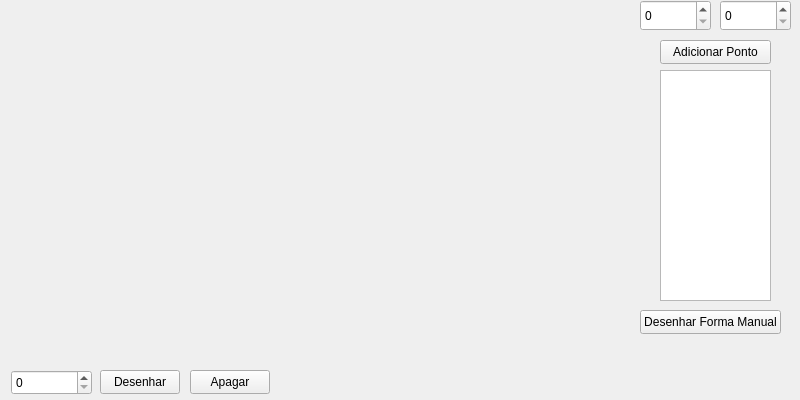
Qt form mainwindow.ui (PauloHenriqueMedeiros/ComputacaoGrafica) before a commit.
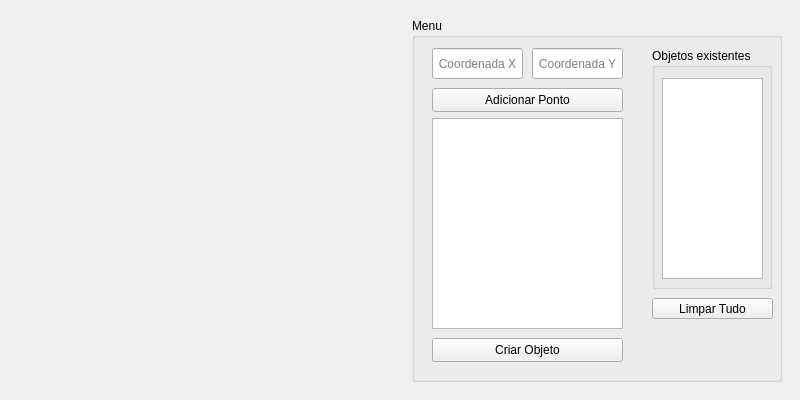
The same form after that commit.

Diff of the .ui file:
```diff
--- a/mainwindow.ui
+++ b/mainwindow.ui
@@ -2,6 +2,9 @@
 <ui version="4.0">
  <class>MainWindow</class>
  <widget class="QMainWindow" name="MainWindow">
+  <property name="enabled">
+   <bool>true</bool>
+  </property>
   <property name="geometry">
    <rect>
     <x>0</x>
@@ -14,104 +17,135 @@
    <string>MainWindow</string>
   </property>
   <widget class="QWidget" name="centralwidget">
-   <widget class="QSpinBox" name="spinBox_lados">
-    <property name="geometry">
-     <rect>
-      <x>11</x>
-      <y>370</y>
-      <width>81</width>
-      <height>25</height>
-     </rect>
-    </property>
-   </widget>
-   <widget class="QPushButton" name="pushButton_desenhar">
-    <property name="geometry">
-     <rect>
-      <x>100</x>
-      <y>370</y>
-      <width>80</width>
-      <height>24</height>
-     </rect>
-    </property>
-    <property name="text">
-     <string>Desenhar</string>
-    </property>
-   </widget>
-   <widget class="QPushButton" name="pushButton_apagar">
-    <property name="geometry">
-     <rect>
-      <x>190</x>
-      <y>370</y>
-      <width>80</width>
-      <height>24</height>
-     </rect>
-    </property>
-    <property name="text">
-     <string>Apagar</string>
-    </property>
-   </widget>
-   <widget class="QSpinBox" name="spinBox_manual_x">
-    <property name="geometry">
-     <rect>
-      <x>640</x>
-      <y>0</y>
-      <width>71</width>
-      <height>31</height>
-     </rect>
-    </property>
-    <property name="maximum">
-     <number>9999999</number>
-    </property>
-   </widget>
-   <widget class="QSpinBox" name="spinBox_manual_y">
-    <property name="geometry">
-     <rect>
-      <x>720</x>
-      <y>0</y>
-      <width>71</width>
-      <height>31</height>
-     </rect>
-    </property>
-    <property name="maximum">
-     <number>9999999</number>
-    </property>
-   </widget>
-   <widget class="QPushButton" name="pushButton_adicionar_ponto">
-    <property name="geometry">
-     <rect>
-      <x>660</x>
-      <y>40</y>
-      <width>111</width>
-      <height>24</height>
-     </rect>
-    </property>
-    <property name="text">
-     <string>Adicionar Ponto</string>
-    </property>
-   </widget>
-   <widget class="QListWidget" name="listWidget_pontos">
-    <property name="geometry">
-     <rect>
-      <x>660</x>
-      <y>70</y>
-      <width>111</width>
-      <height>231</height>
-     </rect>
-    </property>
-   </widget>
-   <widget class="QPushButton" name="pushButton_desenhar_manual">
-    <property name="geometry">
-     <rect>
-      <x>640</x>
-      <y>310</y>
-      <width>141</width>
-      <height>24</height>
-     </rect>
-    </property>
-    <property name="text">
-     <string>Desenhar Forma Manual</string>
-    </property>
-   </widget>
+   <property name="enabled">
+    <bool>true</bool>
+   </property>
+   <layout class="QHBoxLayout" name="horizontalLayout">
+    <item>
+     <widget class="QWidget" name="canvasWidget" native="true">
+      <property name="enabled">
+       <bool>true</bool>
+      </property>
+     </widget>
+    </item>
+    <item>
+     <widget class="QWidget" name="controlPanelWidget" native="true">
+      <layout class="QVBoxLayout" name="verticalLayout">
+       <item>
+        <widget class="QGroupBox" name="groupBox">
+         <property name="title">
+          <string>Menu</string>
+         </property>
+         <widget class="QPushButton" name="pushButton_adicionar_ponto">
+          <property name="geometry">
+           <rect>
+            <x>20</x>
+            <y>70</y>
+            <width>191</width>
+            <height>24</height>
+           </rect>
+          </property>
+          <property name="text">
+           <string>Adicionar Ponto</string>
+          </property>
+         </widget>
+         <widget class="QListWidget" name="listWidget_pontos_atuais">
+          <property name="geometry">
+           <rect>
+            <x>20</x>
+            <y>100</y>
+            <width>191</width>
+            <height>211</height>
+           </rect>
+          </property>
+         </widget>
+         <widget class="QGroupBox" name="groupBox_2">
+          <property name="geometry">
+           <rect>
+            <x>240</x>
+            <y>30</y>
+            <width>120</width>
+            <height>241</height>
+           </rect>
+          </property>
+          <property name="title">
+           <string>Objetos existentes</string>
+          </property>
+          <widget class="QListWidget" name="listWidget_objetos">
+           <property name="geometry">
+            <rect>
+             <x>10</x>
+             <y>30</y>
+             <width>101</width>
+             <height>201</height>
+            </rect>
+           </property>
+          </widget>
+         </widget>
+         <widget class="QPushButton" name="pushButton_apagar_tudo">
+          <property name="geometry">
+           <rect>
+            <x>240</x>
+            <y>280</y>
+            <width>121</width>
+            <height>21</height>
+           </rect>
+          </property>
+          <property name="text">
+           <string>Limpar Tudo</string>
+          </property>
+         </widget>
+         <widget class="QPushButton" name="pushButton_finalizar_objeto">
+          <property name="geometry">
+           <rect>
+            <x>20</x>
+            <y>320</y>
+            <width>191</width>
+            <height>24</height>
+           </rect>
+          </property>
+          <property name="text">
+           <string>Criar Objeto</string>
+          </property>
+         </widget>
+         <widget class="QLineEdit" name="lineEdit_manual_x">
+          <property name="geometry">
+           <rect>
+            <x>20</x>
+            <y>30</y>
+            <width>91</width>
+            <height>31</height>
+           </rect>
+          </property>
+          <property name="alignment">
+           <set>Qt::AlignmentFlag::AlignCenter</set>
+          </property>
+          <property name="placeholderText">
+           <string>Coordenada X</string>
+          </property>
+         </widget>
+         <widget class="QLineEdit" name="lineEdit_manual_y">
+          <property name="geometry">
+           <rect>
+            <x>120</x>
+            <y>30</y>
+            <width>91</width>
+            <height>31</height>
+           </rect>
+          </property>
+          <property name="alignment">
+           <set>Qt::AlignmentFlag::AlignCenter</set>
+          </property>
+          <property name="placeholderText">
+           <string>Coordenada Y</string>
+          </property>
+         </widget>
+        </widget>
+       </item>
+      </layout>
+     </widget>
+    </item>
+   </layout>
   </widget>
  </widget>
  <resources/>
```
